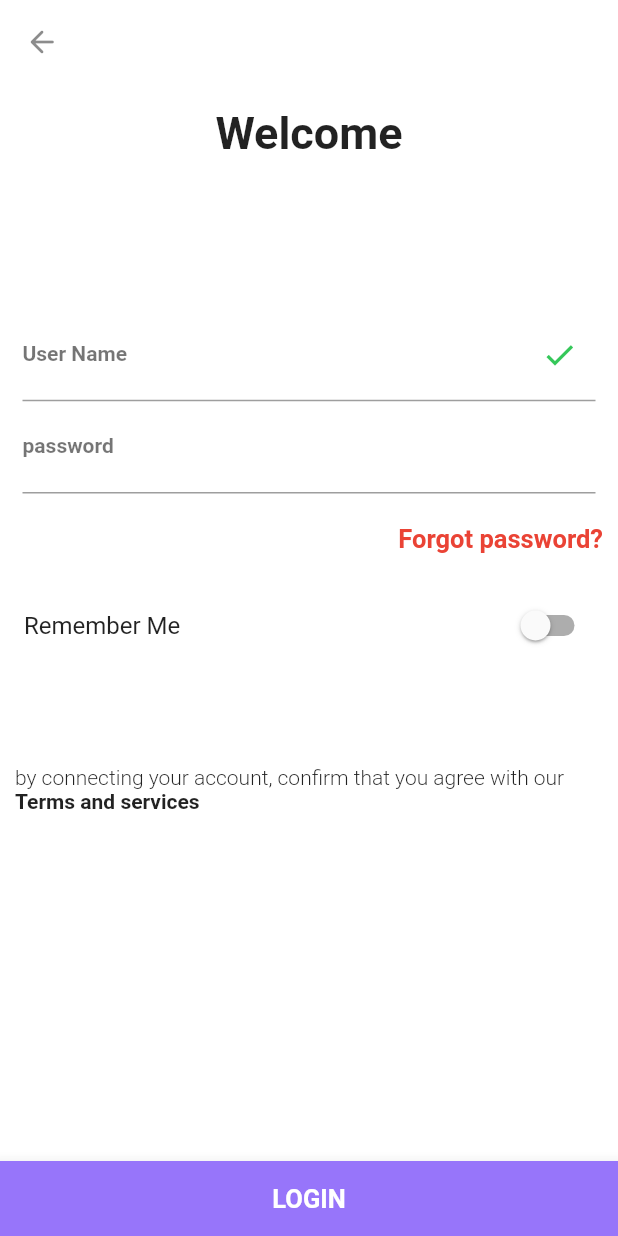
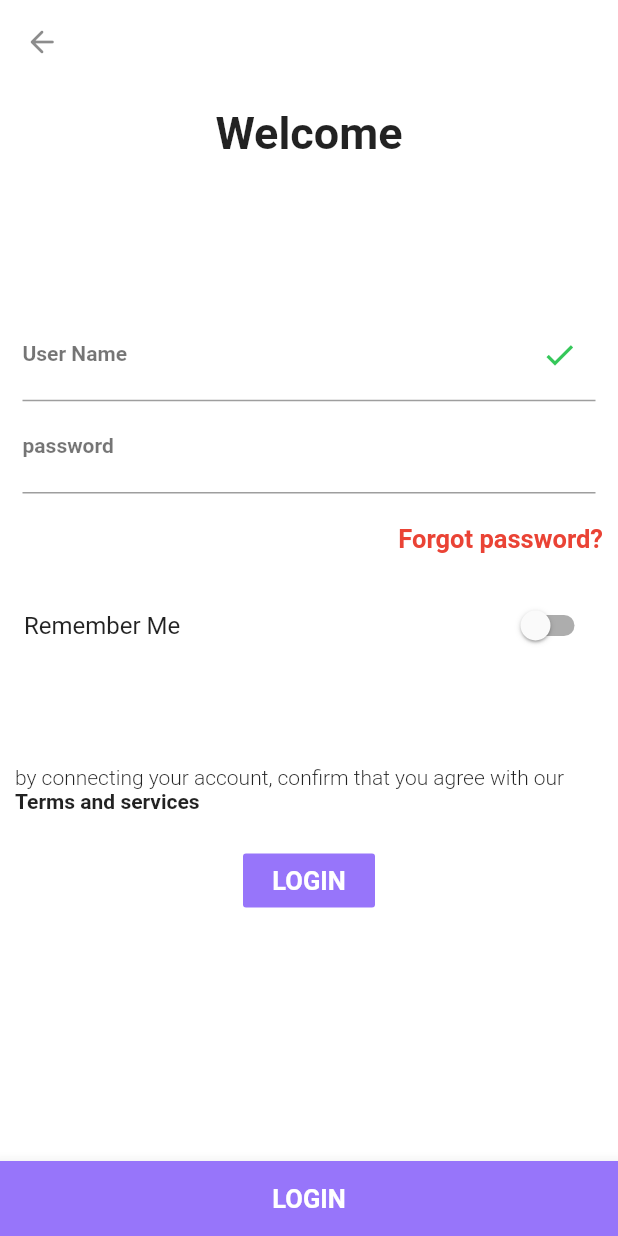
Before and after one commit to mucyorene/lazaApp, a Flutter app: the WelcomePage screen opened directly, on a phone screen of 412 x 824 dp. Run offline on Flutter 3.47's test engine with Material 2 defaults, Android fonts, the phone set to English and light mode, and no system bars; our stand-ins replace font_awesome_flutter.

```diff
--- a/lib/Screens/screen4/screen4.dart
+++ b/lib/Screens/screen4/screen4.dart
@@ -17,6 +17,8 @@ class WelcomePage extends StatefulWidget {
 
 // ignore: camel_case_types
 class _welcomePageState extends State<WelcomePage> {
+  final _formKey = GlobalKey<FormState>();
+
   final _usernameController = TextEditingController();
   final _passwordController = TextEditingController();
   bool _remember = false;
@@ -33,10 +35,12 @@ class _welcomePageState extends State<WelcomePage> {
             child: RaisedButton(
                 elevation: 0,
                 onPressed: () {
+                  if (_formKey.currentState!.validate()) {
                     Navigator.push(
                         context,
                         CupertinoPageRoute(
                             builder: (context) => const HomeScreen()));
+                  }
                 },
                 color: const Color(0Xff9775FA),
                 child: const Text(
@@ -59,6 +63,8 @@ class _welcomePageState extends State<WelcomePage> {
         foregroundColor: Colors.black45,
       ),
       body: SingleChildScrollView(
+        child: Form(
+          key: _formKey,
           child: Column(
             children: [
               Container(
@@ -97,7 +103,13 @@ class _welcomePageState extends State<WelcomePage> {
                             Icons.check,
                             color: Color(0Xff34C759),
                           )),
-                    controller: _usernameController,
+                      // controller: _usernameController,
+                      validator: (value) {
+                        if (value == null || value.isEmpty) {
+                          return 'your name';
+                        }
+                        return null;
+                      },
                     ),
                   ),
                   Container(
@@ -125,7 +137,19 @@ class _welcomePageState extends State<WelcomePage> {
                             suffixText: 'strong',
                             suffixStyle: TextStyle(color: Color(0Xff34C759))),
                         controller: _passwordController,
-                  ),
+                        validator: (value) {
+                          RegExp regex = RegExp(
+                              r'^(?=.*?[A-Z])(?=.*?[a-z])(?=.*?[0-9])(?=.*?[!@#\$&*~]).{8,}$');
+                          if (value!.isEmpty) {
+                            return 'Please enter password';
+                          } else {
+                            if (!regex.hasMatch(value)) {
+                              return 'Enter a strong password';
+                            } else {
+                              return null;
+                            }
+                          }
+                        }),
                   ),
                   Container(
                       margin: const EdgeInsets.fromLTRB(10, 20, 10, 20),
@@ -181,7 +205,32 @@ class _welcomePageState extends State<WelcomePage> {
                   ),
                 ])),
               ),
+              Container(
+                  height: 50,
+                  alignment: Alignment.center,
+                  child: RaisedButton(
+                      elevation: 0,
+                      onPressed: () {
+                        if (_formKey.currentState!.validate()) {
+                          print('validated');
+                          // Navigator.push(
+                          //     context,
+                          //     CupertinoPageRoute(
+                          //         builder: (context) => const HomeScreen()));
+                        } else {
+                          print('not validated');
+                        }
+                      },
+                      color: const Color(0Xff9775FA),
+                      child: const Text(
+                        'LOGIN',
+                        style: TextStyle(
+                            fontSize: 17,
+                            color: Colors.white,
+                            fontWeight: FontWeight.bold),
+                      ))),
             ],
+          ),
         ),
       ),
     );
--- a/lib/Screens/screen9/screen9.dart
+++ b/lib/Screens/screen9/screen9.dart
@@ -230,7 +230,7 @@ class Screen9 extends StatelessWidget {
                                       CircleAvatar(
                                           backgroundColor:
                                               const Color(0XffF2F2F2),
-                                          radius: 30,
+                                          radius: 20,
                                           child: Image.asset(
                                             'assets/screen9_images/circ1.png',
                                             fit: BoxFit.contain,
```
Lines whose indentation alone changed are shown as unchanged.
